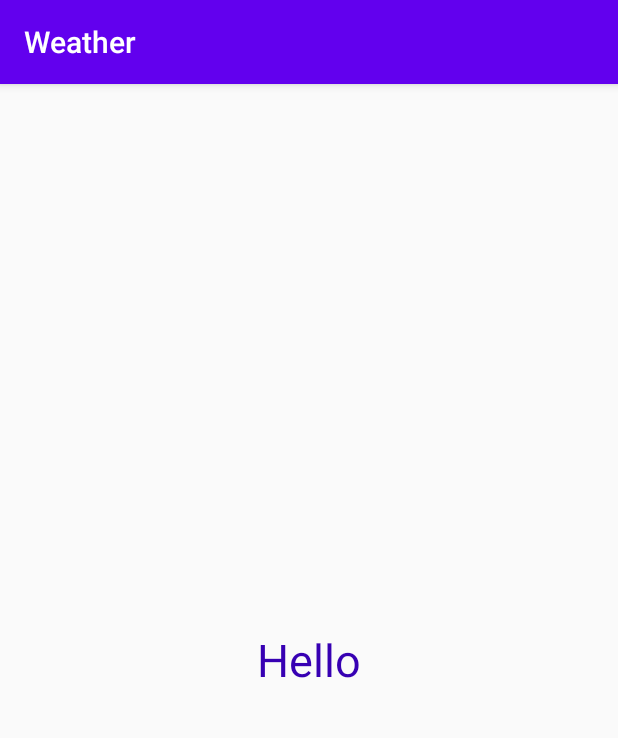
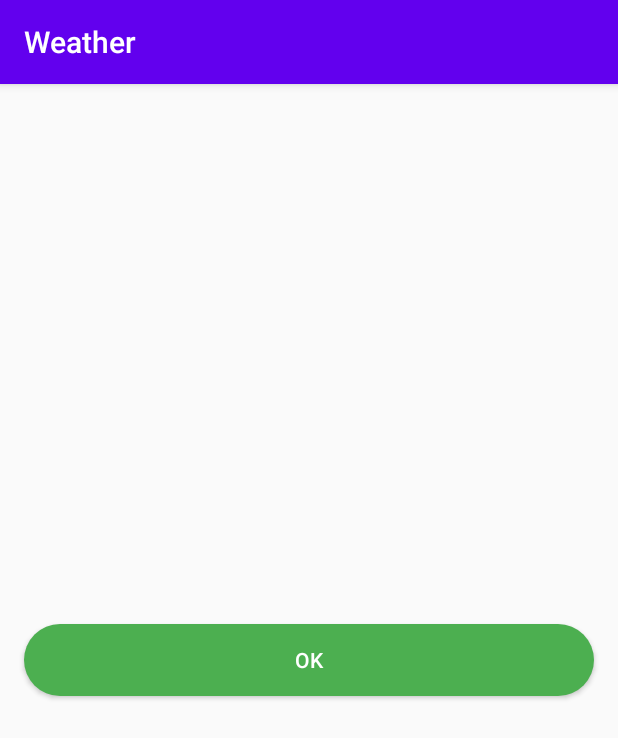
Before and after one commit to KMN24/Weather, an Android app: the screen it shows after launch (MainActivity), on a phone screen of 412 x 824 dp. Shown: the top 738 px of the screen. Run offline under Robolectric (Android 15) with nearby library versions, the phone set to English and light mode, and no system bars.

Commit message:
added a button shape, watched 26 and 27 lessons

```diff
--- a/app/src/main/java/kg/kmn/weather/MainActivity.kt
+++ b/app/src/main/java/kg/kmn/weather/MainActivity.kt
@@ -2,18 +2,20 @@ package kg.kmn.weather
 
 import androidx.appcompat.app.AppCompatActivity
 import android.os.Bundle
+import android.widget.Button
 import android.widget.TextView
+import android.widget.Toast
 
 class MainActivity : AppCompatActivity() {
-    private lateinit var tvText : TextView
+    private lateinit var mAcceptBtn : Button
     override fun onCreate(savedInstanceState: Bundle?) {
         super.onCreate(savedInstanceState)
         setContentView(R.layout.activity_main)
 
-        tvText = findViewById(R.id.tv_text)
-        tvText.text = getString(R.string.greeting)
-        tvText.textSize = 30f
-        tvText.setTextColor(resources.getColor(R.color.colorPrimaryDark))
+        mAcceptBtn = findViewById(R.id.btn_ok)
+        mAcceptBtn.setOnClickListener{
+            Toast.makeText(this, getString(R.string.greeting), Toast.LENGTH_SHORT).show()
+        }
 
     }
 }
--- /dev/null
+++ b/app/src/main/res/drawable/bg_btn_round_green.xml
@@ -0,0 +1,6 @@
+<?xml version="1.0" encoding="utf-8"?>
+<shape xmlns:android="http://schemas.android.com/apk/res/android">
+
+    <corners android:radius="24dp"/>
+    <solid android:color="@color/green"/>
+</shape>
--- /dev/null
+++ b/app/src/main/res/drawable/bg_btn_round_light_green.xml
@@ -0,0 +1,6 @@
+<?xml version="1.0" encoding="utf-8"?>
+<shape xmlns:android="http://schemas.android.com/apk/res/android">
+
+    <corners android:radius="24dp"/>
+    <solid android:color="@color/green_light"/>
+</shape>
--- /dev/null
+++ b/app/src/main/res/drawable/selector_btn_rounded.xml
@@ -0,0 +1,7 @@
+<?xml version="1.0" encoding="utf-8"?>
+<selector xmlns:android="http://schemas.android.com/apk/res/android">
+
+    <item android:state_enabled="true" android:drawable="@drawable/bg_btn_round_green"/>
+    <item android:state_enabled="false" android:drawable="@drawable/bg_btn_round_light_green"/>
+
+</selector>
--- a/app/src/main/res/layout/activity_main.xml
+++ b/app/src/main/res/layout/activity_main.xml
@@ -5,14 +5,17 @@
     android:layout_width="match_parent"
     android:layout_height="match_parent"
     android:gravity="center"
+    android:orientation="vertical"
     tools:context=".MainActivity">
 
-    <TextView
-        android:id="@+id/tv_text"
+    <Button
+        android:id="@+id/btn_ok"
         android:layout_width="match_parent"
-        android:gravity="center"
+        android:textColor="@color/white"
+        android:background="@drawable/selector_btn_rounded"
+        android:enabled="true"
         android:layout_height="wrap_content"
-        android:text="@string/hello_kotlin"
-        />
+        android:layout_margin="16dp"
+        android:text="@string/ok" />
 
 </LinearLayout>
--- a/app/src/main/res/values/colors.xml
+++ b/app/src/main/res/values/colors.xml
@@ -3,4 +3,7 @@
     <color name="colorPrimary">#6200EE</color>
     <color name="colorPrimaryDark">#3700B3</color>
     <color name="colorAccent">#03DAC5</color>
+    <color name="white">#FFFFFF</color>
+    <color name="green">#4CAF50</color>
+    <color name="green_light">#acfceb</color>
 </resources>
--- a/app/src/main/res/values/strings.xml
+++ b/app/src/main/res/values/strings.xml
@@ -3,4 +3,5 @@
     <string name="hello_kotlin">Hello Kotlin</string>
     <string name="greeting">Hello</string>
     <string name="hello_world">Hello world</string>
+    <string name="ok">OK</string>
 </resources>
```
